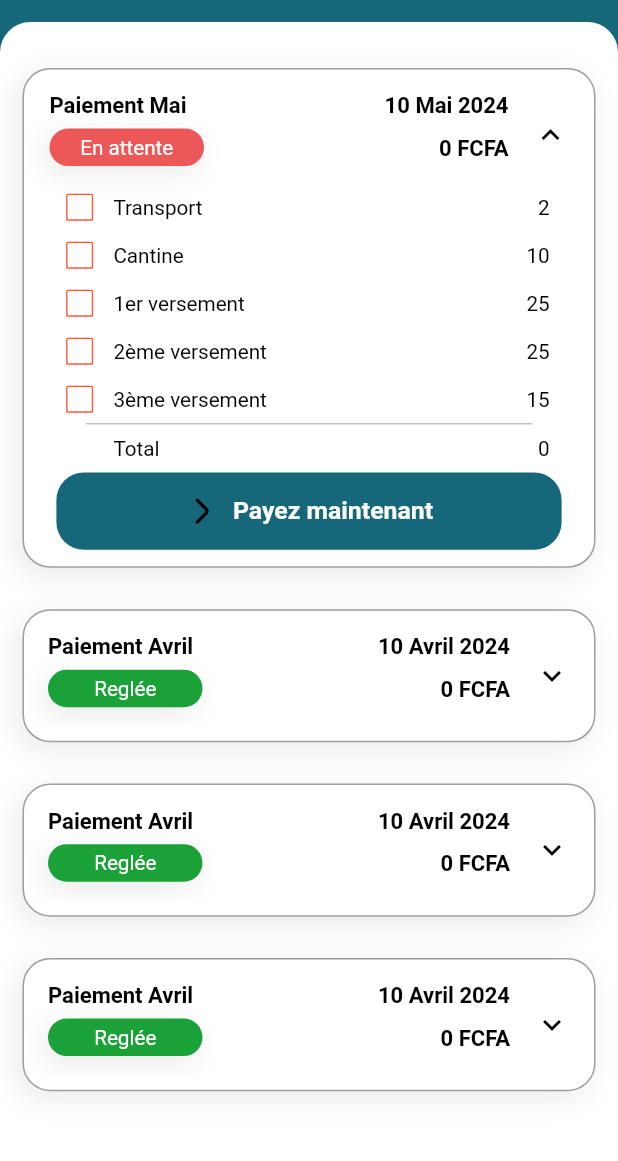
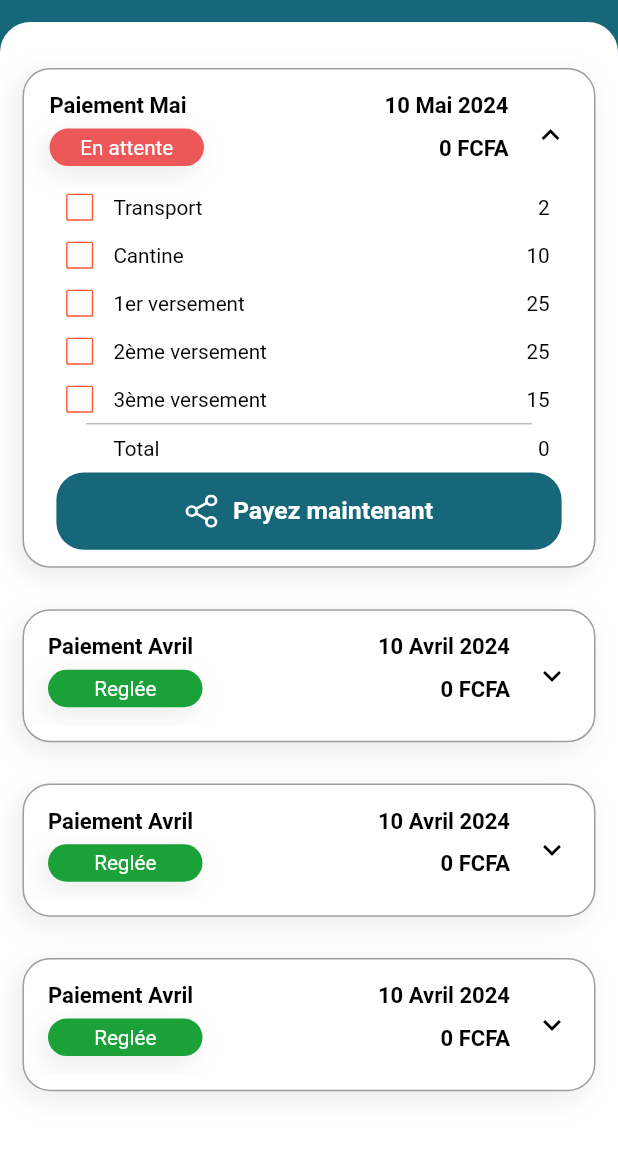
Before and after one commit to Keldy7/flutter_scolarApp, a Flutter app: the FeesScreen screen opened by its route, after a tap on an icon or button, on a phone screen of 412 x 824 dp, the part 62-1223 px from its top. Run offline on Flutter 3.47's test engine with Material 2 defaults, Android fonts, the phone set to English and light mode, and no system bars; our stand-ins replace carousel_slider, dotted_border, figma_squircle, file_picker, flutter_screenutil, flutter_svg and 10 more; accounts and stored records are empty; Roboto replaces fonts that are missing (Montserrat).

Commit message:
images: Ajout de nouveaux svg

```diff
--- a/lib/app/ui/screens/fees/fees_screen.dart
+++ b/lib/app/ui/screens/fees/fees_screen.dart
@@ -226,13 +226,14 @@ class _FeesScreenState extends State<FeesScreen> {
                     index: 0,
                     onChanged: (index, value) {}),
                 //Button for pay now
-                isPaid
-                    ? Container()
-                    : getButtonFigma(context, getAccentColor(context), true,
-                        Labels.payNowKey, primaryColor, () {
-                        Constant.goToNextPage(
-                            context, Routes.paymentFeesScreenRoute);
-                      }, EdgeInsets.zero, isIcon: true, icons: Images.arrowSvg),
+                getButtonFigma(
+                    context,
+                    getAccentColor(context),
+                    true,
+                    isPaid ? Labels.downloadReceiptKey : Labels.payNowKey,
+                    primaryColor, () {
+                  Constant.goToNextPage(context, isPaid ?  Routes.childScreenRoute : Routes.paymentFeesScreenRoute);
+                }, EdgeInsets.zero, isIcon: true, icons: isPaid ? Images.downloadSvg : Images.shareSvg),
               ],
             ).paddingSymmetric(
               horizontal: MediaQuery.of(context).size.width * (0.05),
--- a/lib/app/utils/image_keys.dart
+++ b/lib/app/utils/image_keys.dart
@@ -49,6 +49,7 @@ class Images {
   static String classSvg = 'class';
   static String distanceSvg = 'distance';
   static String doneAllSvg = 'done_all';
+  static String downloadSvg = 'download';
   static String examsSvg = 'exams';
   static String exportSvg = 'export';
   static String facebookSvg = 'facebook';
@@ -82,6 +83,7 @@ class Images {
   static String searchSvg = 'search';
   static String sendSvg = 'send';
   static String settingsSvg = 'settings';
+  static String shareSvg = 'share';
   static String splashLogoSvg = 'splash_logo';
   static String starSvg = 'star';
   static String takeAttendanceSvg = 'take_attendance';
--- a/lib/app/utils/label_keys.dart
+++ b/lib/app/utils/label_keys.dart
@@ -149,6 +149,7 @@ class Labels {
   static String descriptPaySuccessKey = "La scolarité de votre enfant a bien été réglée.";
   static String voirPaymentKey = "Voir mes paiements";
   static String payNowKey = "Payez maintenant";
+  static String downloadReceiptKey = "Télechargez le reçu";
   static String paidKey = "Reglée";
 
 //Moyens de paiement
--- a/lib/app/utils/widget_utils.dart
+++ b/lib/app/utils/widget_utils.dart
@@ -1732,7 +1732,7 @@ Widget getButtonFigma(
         children: [
           (isIcon)
               ? getSvgImageWithSize(context, icons ?? "", getEditIconSize().h,
-                  getEditIconSize().h)
+                  getEditIconSize().h, color: primaryColor)
               : getHorSpace(0),
           (isIcon) ? getHorSpace(10.w) : getHorSpace(0),
           getCustomFont(
```
Also changed, not shown: assets/images/svg/download.svg (added), assets/images/svg/share.svg (added).
